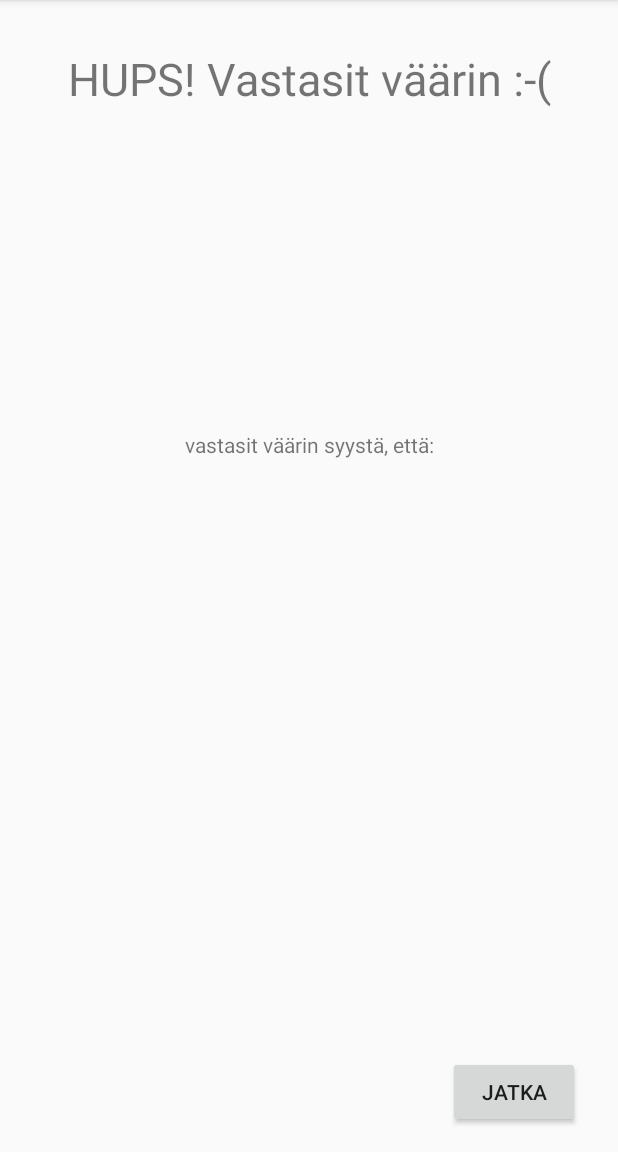
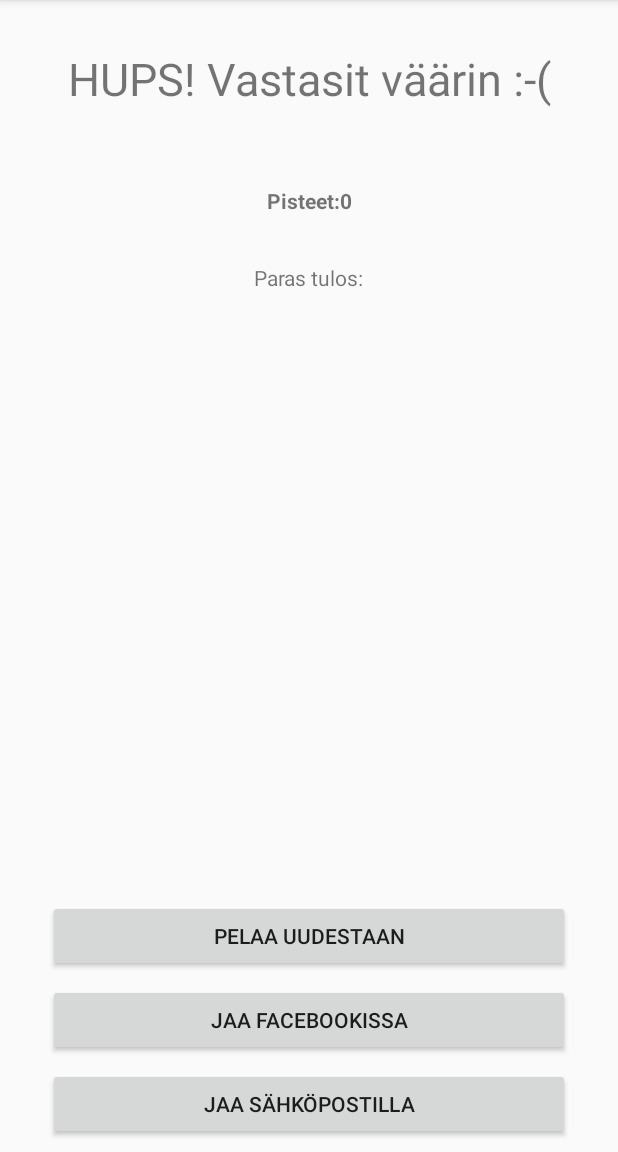
Before and after one commit to lestola/TietoSuojaAndroid, an Android app: the GameOver screen opened directly, with no data from a screen before it, on a phone screen of 412 x 824 dp, the part 84-1236 px from its top. Run offline under Robolectric (Android 15) with nearby library versions, the phone set to English and light mode, and no system bars.

Commit message:
pisteenjako sivu luotu

```diff
--- a/app/src/main/AndroidManifest.xml
+++ b/app/src/main/AndroidManifest.xml
@@ -19,7 +19,8 @@
             </intent-filter>
         </activity>
         <activity android:name=".QuestionActivity" />
-        <activity android:name=".GameOver"></activity>
+        <activity android:name=".GameOver" />
+        <activity android:name=".ShareScores"></activity>
     </application>
 
 </manifest>
--- a/app/src/main/java/fi/xamk/tietosuoja/GameOver.java
+++ b/app/src/main/java/fi/xamk/tietosuoja/GameOver.java
@@ -2,20 +2,32 @@ package fi.xamk.tietosuoja;
 
 import android.os.Bundle;
 import android.support.v7.app.AppCompatActivity;
+import android.widget.TextView;
 
 public class GameOver extends AppCompatActivity {
+
+
+    private TextView tvScores;
+    private TextView tvSyy;
 
     @Override
     protected void onCreate(Bundle savedInstanceState) {
         super.onCreate(savedInstanceState);
         setContentView(R.layout.activity_game_over);
+        //määritellään objektit
+        tvScores = (TextView) findViewById(R.id.tvScores);
+        tvSyy = (TextView) findViewById(R.id.tvSyy);
+
+        //tulostetaan edellisen sivun pisteet
         int scores = getIntent().getIntExtra("pisteet", 0);
+        String syy = getIntent().getStringExtra("syy");
+        tvScores.setText("Pisteet:" + scores);
+        tvSyy.setText(syy);
+
 
     }
 
-    /*public void ContinuePushed(){
-        Intent startNewActivity = new Intent(this, MainActivity.class);
+    public void ContinuePushed(){
 
-        startActivity(startNewActivity);
-    }*/
+    }
 }
--- a/app/src/main/java/fi/xamk/tietosuoja/MainActivity.java
+++ b/app/src/main/java/fi/xamk/tietosuoja/MainActivity.java
@@ -1,10 +1,9 @@
 package fi.xamk.tietosuoja;
 
 import android.content.Intent;
+import android.os.Bundle;
 import android.support.v7.app.AppCompatActivity;
-import android.os.Bundle;
 import android.view.View;
-import android.widget.Button;
 
 public class MainActivity extends AppCompatActivity {
 
@@ -12,7 +11,6 @@ public class MainActivity extends AppCompatActivity {
     protected void onCreate(Bundle savedInstanceState) {
         super.onCreate(savedInstanceState);
         setContentView(R.layout.activity_main);
-
 
     }
 
--- a/app/src/main/res/layout/activity_game_over.xml
+++ b/app/src/main/res/layout/activity_game_over.xml
@@ -20,27 +20,76 @@
         app:layout_constraintTop_toTopOf="parent" />
 
     <TextView
+        android:id="@+id/tvSyy"
+        android:layout_width="wrap_content"
+        android:layout_height="wrap_content"
+        android:text="vastasit väärin syystä, että:"
+        android:textAlignment="center"
+        android:layout_marginLeft="32dp"
+        app:layout_constraintLeft_toLeftOf="parent"
+        android:layout_marginRight="32dp"
+        app:layout_constraintRight_toRightOf="parent"
+        android:layout_marginTop="24dp"
+        app:layout_constraintTop_toBottomOf="@+id/textView3" />
+
+    <Button
+        android:id="@+id/button"
+        android:layout_width="0dp"
+        android:layout_height="wrap_content"
+        android:layout_marginBottom="8dp"
+        android:layout_marginLeft="32dp"
+        android:layout_marginRight="32dp"
+        android:onClick="ContinuePushed"
+        android:text="Pelaa uudestaan"
+        app:layout_constraintBottom_toTopOf="@+id/button2"
+        app:layout_constraintHorizontal_bias="0.501"
+        app:layout_constraintLeft_toLeftOf="parent"
+        app:layout_constraintRight_toRightOf="parent" />
+
+    <TextView
+        android:id="@+id/tvScores"
+        android:layout_width="wrap_content"
+        android:layout_height="wrap_content"
+        android:layout_marginTop="8dp"
+        android:text="Pisteet:"
+        android:textStyle="bold"
+        app:layout_constraintLeft_toLeftOf="parent"
+        app:layout_constraintRight_toRightOf="parent"
+        app:layout_constraintTop_toBottomOf="@+id/tvSyy" />
+
+    <Button
+        android:id="@+id/button2"
+        android:layout_width="0dp"
+        android:layout_height="wrap_content"
+        android:layout_marginBottom="8dp"
+        android:layout_marginLeft="32dp"
+        android:layout_marginRight="32dp"
+        android:text="Jaa Facebookissa"
+        app:layout_constraintBottom_toTopOf="@+id/button3"
+        app:layout_constraintHorizontal_bias="0.501"
+        app:layout_constraintLeft_toLeftOf="parent"
+        app:layout_constraintRight_toRightOf="parent" />
+
+    <Button
+        android:id="@+id/button3"
+        android:layout_width="0dp"
+        android:layout_height="wrap_content"
+        android:layout_marginBottom="8dp"
+        android:layout_marginLeft="32dp"
+        android:layout_marginRight="32dp"
+        android:text="Jaa sähköpostilla"
+        app:layout_constraintBottom_toBottomOf="parent"
+        app:layout_constraintHorizontal_bias="0.498"
+        app:layout_constraintLeft_toLeftOf="parent"
+        app:layout_constraintRight_toRightOf="parent" />
+
+    <TextView
         android:id="@+id/textView5"
         android:layout_width="wrap_content"
         android:layout_height="wrap_content"
-        android:text="vastasit väärin syystä, että:"
-        app:layout_constraintBottom_toBottomOf="parent"
+        android:layout_marginTop="32dp"
+        android:text="Paras tulos:"
         app:layout_constraintLeft_toLeftOf="parent"
         app:layout_constraintRight_toRightOf="parent"
-        app:layout_constraintTop_toTopOf="parent"
-        app:layout_constraintVertical_bias="0.39999998"
-        android:layout_marginLeft="32dp"
-        android:layout_marginRight="32dp"
-        android:layout_marginBottom="32dp" />
-
-    <Button
-        android:id="@+id/button"
-        android:layout_width="wrap_content"
-        android:layout_height="wrap_content"
-        android:layout_marginBottom="16dp"
-        android:layout_marginRight="25dp"
-        android:text="Jatka"
-        android:onClick="ContinuePushed"
-        app:layout_constraintBottom_toBottomOf="parent"
-        app:layout_constraintRight_toRightOf="parent" />
+        app:layout_constraintTop_toBottomOf="@+id/tvScores" />
 </android.support.constraint.ConstraintLayout>
```
Also changed, not shown: app/src/main/java/fi/xamk/tietosuoja/QuestionActivity.java (+36 -4 lines), app/src/main/java/fi/xamk/tietosuoja/ShareScores.java (added, +13 -0 lines), app/src/main/java/fi/xamk/tietosuoja/models/QuestionModel.java (+30 -6 lines), app/src/main/res/layout/activity_question.xml (+18 -6 lines), app/src/main/res/layout/activity_share_scores.xml (added, +23 -0 lines).
